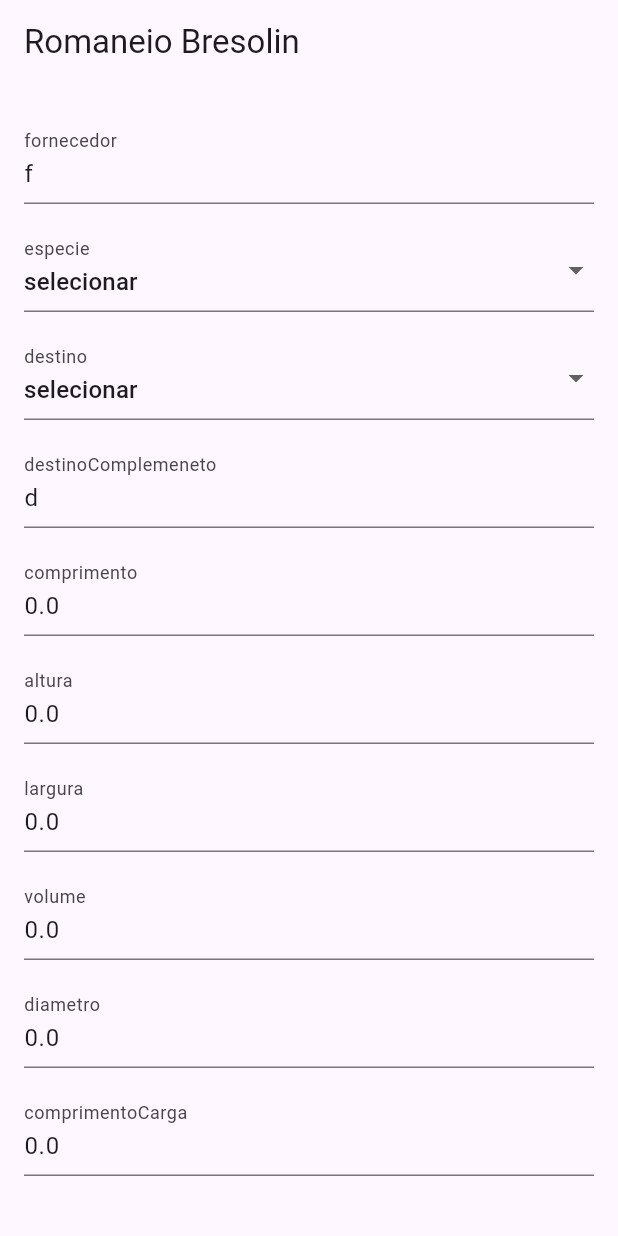
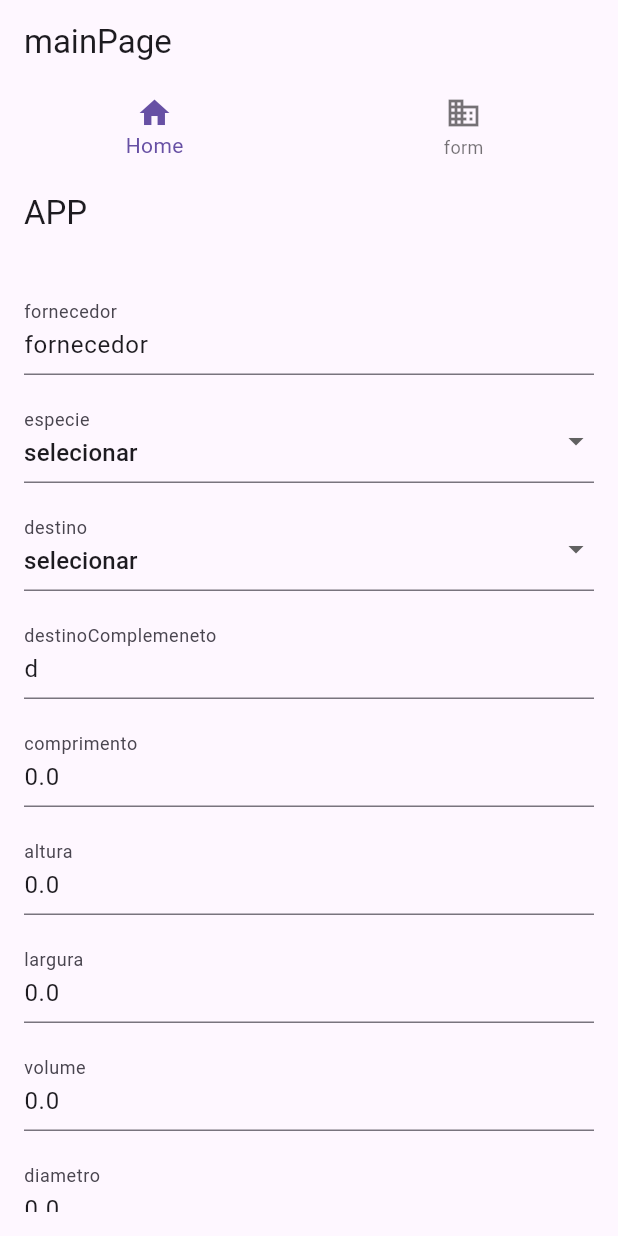
Before and after one commit to jimenezbre/Flutter-DartGenerativeFrontEnd, a Flutter app: the screen it shows after launch, on a phone screen of 412 x 824 dp. Run offline on Flutter 3.47's test engine with Material 3 defaults, Android fonts, the phone set to English and light mode, and no system bars; our stand-ins replace cloud_firestore, firebase_core; missing offline and left inert: excel; accounts and stored records are empty.

Commit message:
almost there

```diff
--- a/lib/main.dart
+++ b/lib/main.dart
@@ -1,10 +1,23 @@
-import 'dart:io';
+import 'package:firebase_core/firebase_core.dart';
+import 'package:cloud_firestore/cloud_firestore.dart';
+import 'firebase_options.dart';
 
 import 'package:flutter/material.dart';
-import 'romaneio_model.dart'; // Import the generated file
-import 'excel_exporter.dart';
+import 'models/romaneio_model.dart'; // Import the generated file
+import 'models/carro_form_model.dart';
 
-void main() {
+late FirebaseFirestore db;
+late List<dynamic> jsonFields;
+late List<List<Widget>> formFields;
+final TextEditingController formController = TextEditingController();
+void main() async {
+  WidgetsFlutterBinding.ensureInitialized();
+  await Firebase.initializeApp(
+    options: DefaultFirebaseOptions.currentPlatform,
+  );
+  db = FirebaseFirestore.instance;
+  jsonFields = List.empty(growable: true);
+  formFields = List.empty(growable: true);
   runApp(MyApp());
 }
 
@@ -12,55 +25,112 @@ class MyApp extends StatelessWidget {
   @override
   Widget build(BuildContext context) {
     return MaterialApp(
-      home: MyForm(),
+      home: MainPage(),
+    );
+  }
+}
+
+class MainPage extends StatefulWidget {
+  @override
+  MainPageState createState() => MainPageState();
+}
+
+class MainPageState extends State<MainPage> {
+  int _currentIndex = 0;
+
+  final List<Widget> _pages = [MyForm(Romaneio(), 0), MyForm(CarroForm(), 1)];
+
+  @override
+  Widget build(BuildContext context) {
+    return Scaffold(
+      appBar: AppBar(title: Text('mainPage')),
+      body: Column(
+        children: [
+          Container(
+              color: Theme.of(context).primaryColor,
+              child: BottomNavigationBar(
+                  onTap: (index) {
+                    setState(() {
+                      _currentIndex = index;
+                    });
+                  },
+                  items: [
+                    BottomNavigationBarItem(
+                      icon: Icon(Icons.home),
+                      label: 'Home',
+                    ),
+                    BottomNavigationBarItem(
+                      icon: Icon(Icons.business),
+                      label: 'form',
+                    ),
+                  ])),
+          Expanded(
+            child: _pages[_currentIndex],
+          ),
+        ],
+      ),
     );
   }
 }
 
 class MyForm extends StatelessWidget {
-  final Romaneio formData = Romaneio();
-
+  dynamic formData;
+  late int index;
+  MyForm(dynamic dataInstance, int i) {
+    formData = dataInstance;
+    index = i;
+  }
+  // final GlobalKey<ScaffoldMessengerState> _scaffoldKey =
+  //     GlobalKey<ScaffoldMessengerState>();
   @override
   Widget build(BuildContext context) {
     return Scaffold(
+      // key: _scaffoldKey,
       appBar: AppBar(
-        title: Text('Romaneio Bresolin'),
+        title: Text('APP'),
       ),
       body: Padding(
         padding: const EdgeInsets.all(16.0),
         child: SingleChildScrollView(
           child: Form(
             child: Column(
-              children: _buildFormFields(),
+              children: _buildFormFields(
+                  formData, formData.enumUsed(), context, index),
             ),
           ),
         ),
       ),
     );
   }
+}
 
-  List<Widget> _buildFormFields() {
+List<Widget> _buildFormFields(dynamic dataModel,
+    Map<String, List<Enum>>? enumMap, BuildContext context, int index) {
   List<Widget> formFields = [];
-    var jsonFields = Romaneio().toJson();
+
+  // create
+  var jsonFields = dataModel.toJson();
   jsonFields.forEach((key, value) {
-      if (key.contains('especie')) {
+    if (enumMap != null && enumMap.containsKey(key)) {
+      List<String> enumValues = List.empty(growable: true);
+
+      enumMap[key]!.forEach((element) {
+        enumValues.add(element.name);
+      });
+
       // Handle enum fields with a dropdown list
       formFields.add(
         Padding(
           padding: const EdgeInsets.symmetric(vertical: 8.0),
-            child: DropdownButtonFormField<Especie>(
-              value: Especie.values.firstWhere(
-                (e) => e.name == value,
-                orElse: () => Especie
-                    .values.last, // Default to the first value if not found
-              ),
-              items: Especie.values.map((status) {
-                return DropdownMenuItem<Especie>(
+          child: DropdownButtonFormField<dynamic>(
+            value: value,
+            items: enumValues.map((status) {
+              return DropdownMenuItem<dynamic>(
                 value: status,
                 child: Text(status.toString().split('.').last),
               );
             }).toList(),
-              onChanged: (Especie? selectedStatus) {
+            onChanged: (dynamic selectedStatus) {
               // Update the corresponding property in the form data
               if (selectedStatus != null) {
                 jsonFields[key] = selectedStatus.toString().split('.').last;
@@ -70,40 +140,24 @@ class MyForm extends StatelessWidget {
           ),
         ),
       );
-      } else if (key == 'destino') {
-        // Handle enum fields with a dropdown list
-        formFields.add(
-          Padding(
+    }
+    //data fields
+    else if ((key as String).contains('data')) {
+      formFields.add(Padding(
           padding: const EdgeInsets.symmetric(vertical: 8.0),
-            child: DropdownButtonFormField<Destino>(
-              value: Destino.values.firstWhere(
-                (e) => e.name == value,
-                orElse: () => Destino
-                    .values.last, // Default to the first value if not found
-              ),
-              items: Destino.values.map((status) {
-                return DropdownMenuItem<Destino>(
-                  value: status,
-                  child: Text(status.toString().split('.').last),
-                );
-              }).toList(),
-              onChanged: (Destino? selectedStatus) {
-                // Update the corresponding property in the form data
-                if (selectedStatus != null) {
-                  jsonFields[key] = selectedStatus.toString().split('.').last;
-                }
+          child: OutlinedButton(
+              onPressed: () async {
+                await openDate(jsonFields[key], context, key);
               },
-              decoration: InputDecoration(labelText: key),
-            ),
-          ),
-        );
+              child: const Text('Open Date Picker'))));
     } else {
-        // Handle other fields (non-enums) with TextFormField
+      // Handle other fields with TextFormField
       formFields.add(
         Padding(
           padding: const EdgeInsets.symmetric(vertical: 8.0),
           child: TextFormField(
-              initialValue: value.toString(),
+            key: UniqueKey(),
+            initialValue: jsonFields[key].toString(),
             decoration: InputDecoration(labelText: key),
             onChanged: (text) {
               // Update the corresponding property in the form data
@@ -121,9 +175,7 @@ class MyForm extends StatelessWidget {
       child: ElevatedButton(
         onPressed: () {
           // Handle the form submission here
-            // You can call a function to post the data or perform other actions
-            ExcelExporter t = ExcelExporter(Directory.current.path);
-            t.exportToExcel(formData);
+          uploadData(jsonFields[index], db, dataModel.toString());
         },
         child: Text('Submit'),
       ),
@@ -131,4 +183,60 @@ class MyForm extends StatelessWidget {
   );
   return formFields;
 }
+
+Future<void> openDate(dynamic jsonFields, BuildContext context, key) async {
+  DateTime currentDate = DateTime.now();
+
+  DateTime? selectedDate = await showDatePicker(
+    context: context,
+    initialDate: currentDate,
+    firstDate: DateTime.now().add(Duration(days: -30)),
+    lastDate: DateTime.now().add(Duration(days: 30)),
+  );
+
+  if (selectedDate != null) {
+    // Update the corresponding property in the form data
+    jsonFields[key] = selectedDate;
   }
+}
+
+void uploadData(Map<String, dynamic> jsonFields, FirebaseFirestore db,
+    String collectionFB) async {
+  try {
+    CollectionReference collectionR = db.collection(collectionFB);
+    await collectionR.add(jsonFields);
+    _showSuccessSnackBar();
+  } catch (e) {
+    print('Error uploading data: $e');
+  }
+}
+
+void _showSuccessSnackBar() {
+  SnackBar(
+    content: Text('Form submitted successfully!'),
+    duration: Duration(seconds: 3),
+  );
+}
+
+
+
+// class MainPage extends StatelessWidget {
+//   @override
+//   Widget build(BuildContext context) {
+//     return Scaffold(
+//         appBar: AppBar(title: Text('mainPage'), actions: <Widget>[
+//       IconButton(
+//           onPressed: () {
+//             Navigator.push(
+//                 context, MaterialPageRoute(builder: (context) => MyForm()));
+//           },
+//           icon: Icon(Icons.arrow_back)),
+//       IconButton(
+//           onPressed: () {
+//             Navigator.push(
+//                 context, MaterialPageRoute(builder: (context) => MyForm()));
+//           },
+//           icon: Icon(Icons.arrow_back))
+//     ]));
+//   }
+// }
--- /dev/null
+++ b/lib/models/carro_form_model.dart
@@ -0,0 +1,30 @@
+import 'package:json_annotation/json_annotation.dart';
+
+part 'carro_form_model.g.dart';
+
+@JsonSerializable(
+  createFactory: true,
+  createToJson: true,
+)
+class CarroForm {
+  double? quilometragemSaida;
+  double? quilometragemChegada;
+  String? horaDeSaida;
+  String? horaDeVolta;
+
+  CarroForm();
+
+  @override
+  String toString() {
+    return 'CarroForm';
+  }
+
+  factory CarroForm.fromJson(Map<String, dynamic> json) =>
+      _$CarroFormFromJson(json);
+
+  Map<String, dynamic> toJson() => _$CarroFormToJson(this);
+
+  Map<String, List<Enum>>? enumUsed() {
+    return null;
+  }
+}
--- a/lib/romaneio_model.dart
+++ b/lib/models/romaneio_model.dart
@@ -11,7 +11,7 @@ enum Destino { vendas, serraria, picador, selecionar }
   createToJson: true,
 )
 class Romaneio {
-  String fornecedor = "f";
+  String fornecedor = "fornecedor";
   Especie especie = Especie.selecionar;
   Destino destino = Destino.selecionar;
   String destinoComplemeneto = "d";
@@ -21,7 +21,7 @@ class Romaneio {
   double volume = 0;
   double diametro = 0;
   double comprimentoCarga = 0;
-  double equipamento = 0;
+  String equipamento = "e";
   String placa = "p";
   String operador = "o";
   String motorista = "m";
@@ -29,8 +29,20 @@ class Romaneio {
 
   Romaneio();
 
+  @override
+  String toString() {
+    return 'Romaneio';
+  }
+
   factory Romaneio.fromJson(Map<String, dynamic> json) =>
       _$RomaneioFromJson(json);
 
   Map<String, dynamic> toJson() => _$RomaneioToJson(this);
+
+  Map<String, List<Enum>> enumUsed() {
+    return {
+      'destino': Destino.values.toList(),
+      'especie': Especie.values.toList()
+    };
+  }
 }
```
Also changed, not shown: lib/date_widget.dart (added, +84 -0 lines), pubspec.yaml (+6 -2 lines), lib/firebase_options.dart (added), lib/models/carro_form_model.g.dart (added), lib/models/romaneio_model.g.dart, lib/read_models.dart (added), pubspec.lock, 8 other files. Lines whose indentation alone changed are shown as unchanged.
